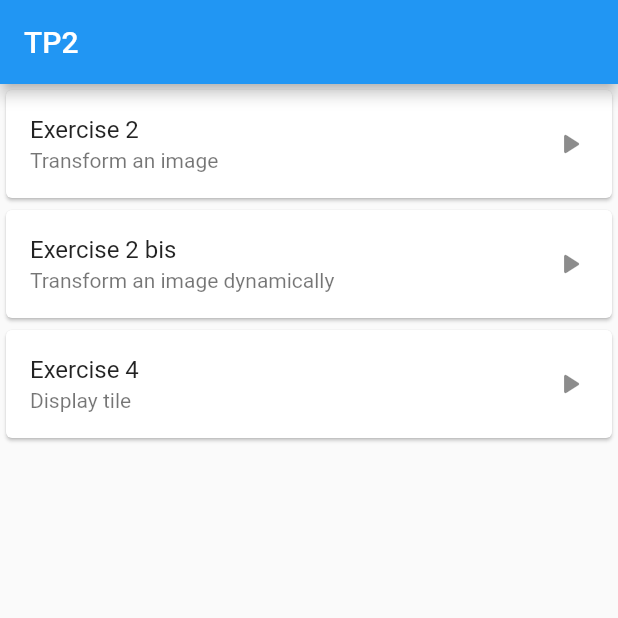
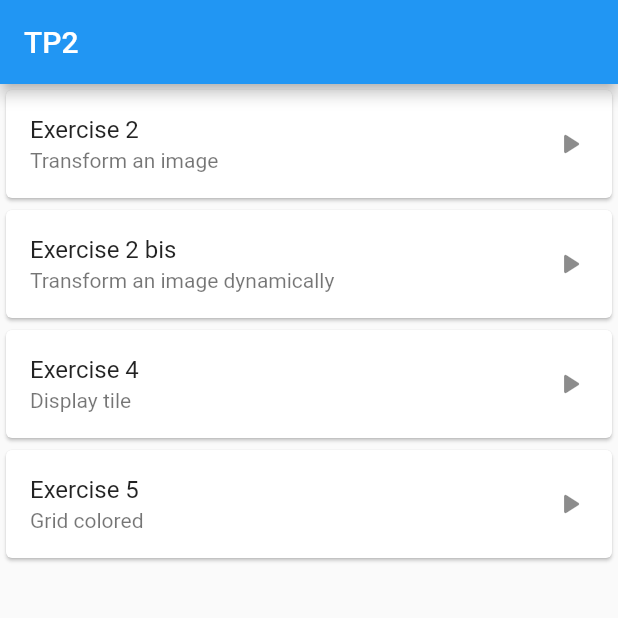
Before and after one commit to Saafae/amse, a Flutter app: the screen it shows after launch, on a phone screen of 412 x 824 dp, the top half of it. Run offline on Flutter 3.47's test engine with Material 2 defaults, Android fonts, the phone set to English and light mode, and no system bars.

Commit message:
exo 5a: grid colored

```diff
--- a/TP2/flutter_app_tp2/lib/main.dart
+++ b/TP2/flutter_app_tp2/lib/main.dart
@@ -3,6 +3,7 @@ import 'package:flutter/material.dart';
 import 'exo2.dart' as exo2;
 import 'exo2bis.dart' as exo2bis;
 import 'exo4.dart' as exo4;
+import 'exo5a.dart' as exo5;
 
 void main() => runApp(const MyApp());
 
@@ -36,6 +37,10 @@ List exos = [
       title: 'Exercise 4',
       subtitle: 'Display tile',
       buildFunc: (context) => const exo4.DisplayTileWidget()),
+  Exo(
+      title: 'Exercise 5',
+      subtitle: 'Grid colored',
+      buildFunc: (context) => const exo5.DisplayGridWidget()),
 ];
 
 class MenuPage extends StatelessWidget {
```
Also changed, not shown: TP2/flutter_app_tp2/lib/exo5a.dart (added, +35 -0 lines).
